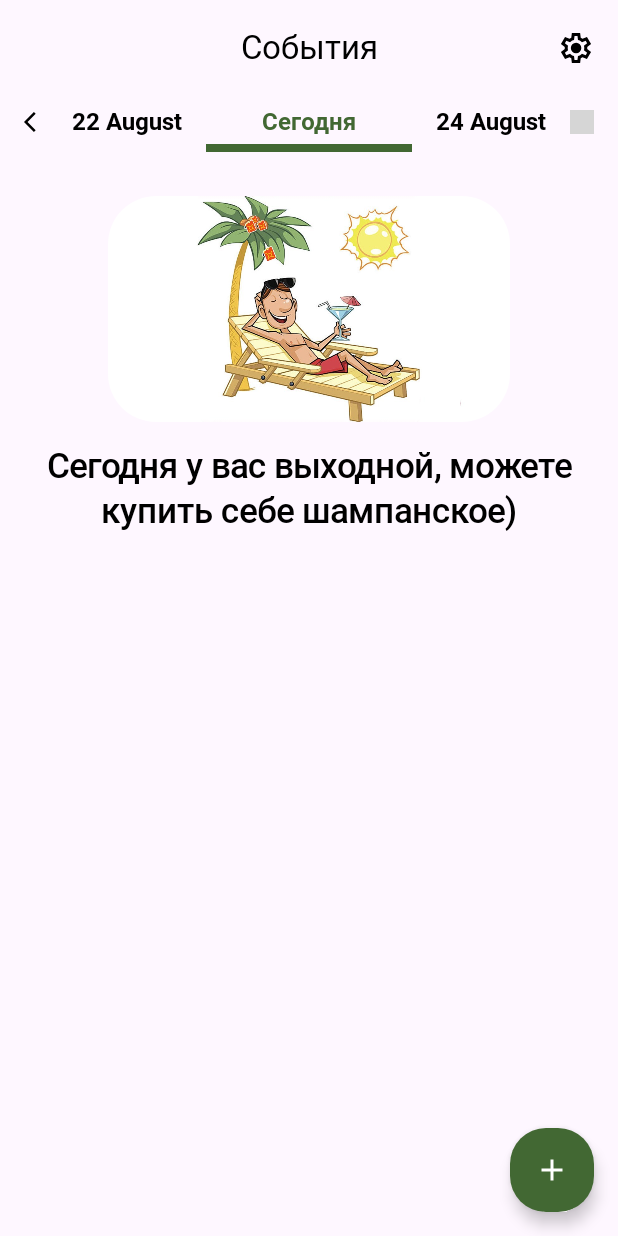
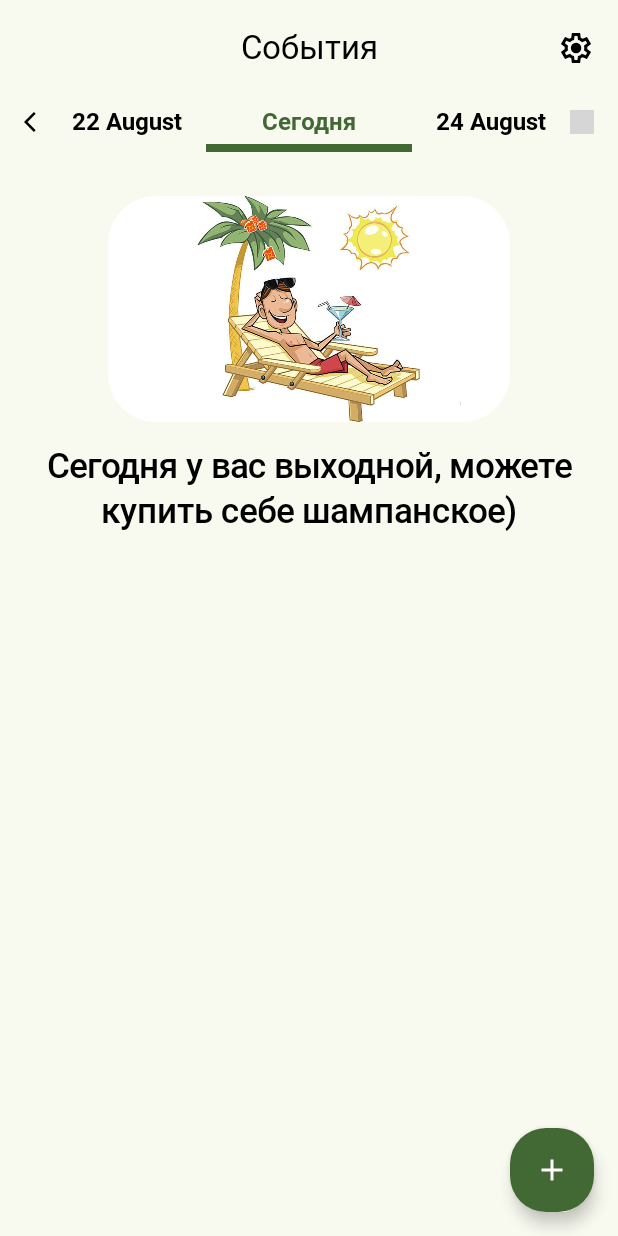
Before and after one commit to DmitryTsyvtsyn/Fluently, an Android app built with Jetpack Compose: the screen it shows after launch (MainActivity), on a phone screen of 412 x 824 dp. Run offline under Robolectric (Android 15) with nearby library versions, the phone set to English and light mode, and no system bars; our stand-ins replace Room's generated code; grey boxes are pictures that could not be loaded.

Commit message:
added FluentlyScaffold and FluentlyCenterAlignedTopAppBar composables; created secondaryContainerColor theme parameter; changed colors for ThemeColorVariant's

```diff
--- a/core/src/main/kotlin/io/github/dmitrytsyvtsyn/fluently/core/theme/Colors.kt
+++ b/core/src/main/kotlin/io/github/dmitrytsyvtsyn/fluently/core/theme/Colors.kt
@@ -7,6 +7,7 @@ data class Colors(
     val primaryColor: Color = Color.Unspecified,
     val primaryContainerColor: Color,
     val secondaryColor: Color,
+    val secondaryContainerColor: Color,
     val onPrimaryColor: Color,
     val backgroundColor: Color,
     val primaryTextColor: Color,
@@ -17,6 +18,7 @@ data class Colors(
             primaryColor = Color(0xFF426833),
             primaryContainerColor = Color(0xFFC3EFAD),
             secondaryColor = Color(0xFFA8D293),
+            secondaryContainerColor = Color(0xFFE7E7E7),
             onPrimaryColor = Color(0xFFFFFFFF),
             backgroundColor = Color(0xFFF8FAF0),
             primaryTextColor = Color(0xFF000000),
@@ -26,7 +28,8 @@ data class Colors(
             primaryColor = Color(0xFFA8D293),
             primaryContainerColor = Color(0xFF2B4F1E),
             secondaryColor = Color(0xFF426833),
-            onPrimaryColor = Color(0xFF153809),
+            secondaryContainerColor = Color(0xFF303030),
+            onPrimaryColor = Color(0xFFFFFFFF),
             backgroundColor = Color(0xFF11140F),
             primaryTextColor = Color(0xFFFFFFFF),
             errorColor = Color(0xFFFFB4AB)
--- /dev/null
+++ b/core/src/main/kotlin/io/github/dmitrytsyvtsyn/fluently/core/theme/composables/FluenltyCenterAlignedTopAppBar.kt
@@ -0,0 +1,36 @@
+package io.github.dmitrytsyvtsyn.fluently.core.theme.composables
+
+import androidx.compose.foundation.layout.RowScope
+import androidx.compose.foundation.layout.WindowInsets
+import androidx.compose.material3.CenterAlignedTopAppBar
+import androidx.compose.material3.ExperimentalMaterial3Api
+import androidx.compose.material3.TopAppBarColors
+import androidx.compose.material3.TopAppBarDefaults
+import androidx.compose.material3.TopAppBarScrollBehavior
+import androidx.compose.runtime.Composable
+import androidx.compose.ui.Modifier
+import io.github.dmitrytsyvtsyn.fluently.core.theme.FluentlyTheme
+
+@OptIn(ExperimentalMaterial3Api::class)
+@Composable
+fun FluentlyCenterAlignedTopAppBar(
+    title: @Composable () -> Unit,
+    modifier: Modifier = Modifier,
+    navigationIcon: @Composable () -> Unit = {},
+    actions: @Composable RowScope.() -> Unit = {},
+    windowInsets: WindowInsets = TopAppBarDefaults.windowInsets,
+    colors: TopAppBarColors = TopAppBarDefaults.centerAlignedTopAppBarColors(
+        containerColor = FluentlyTheme.colors.backgroundColor
+    ),
+    scrollBehavior: TopAppBarScrollBehavior? = null
+) {
+    CenterAlignedTopAppBar(
+        title = title,
+        modifier = modifier,
+        navigationIcon = navigationIcon,
+        actions = actions,
+        windowInsets = windowInsets,
+        colors = colors,
+        scrollBehavior = scrollBehavior
+    )
+}
--- /dev/null
+++ b/core/src/main/kotlin/io/github/dmitrytsyvtsyn/fluently/core/theme/composables/FluentlyScaffold.kt
@@ -0,0 +1,39 @@
+package io.github.dmitrytsyvtsyn.fluently.core.theme.composables
+
+import androidx.compose.foundation.layout.PaddingValues
+import androidx.compose.foundation.layout.WindowInsets
+import androidx.compose.material3.FabPosition
+import androidx.compose.material3.Scaffold
+import androidx.compose.material3.ScaffoldDefaults
+import androidx.compose.material3.contentColorFor
+import androidx.compose.runtime.Composable
+import androidx.compose.ui.Modifier
+import androidx.compose.ui.graphics.Color
+import io.github.dmitrytsyvtsyn.fluently.core.theme.FluentlyTheme
+
+@Composable
+fun FluentlyScaffold(
+    modifier: Modifier = Modifier,
+    topBar: @Composable () -> Unit = {},
+    bottomBar: @Composable () -> Unit = {},
+    snackbarHost: @Composable () -> Unit = {},
+    floatingActionButton: @Composable () -> Unit = {},
+    floatingActionButtonPosition: FabPosition = FabPosition.End,
+    containerColor: Color = FluentlyTheme.colors.backgroundColor,
+    contentColor: Color = contentColorFor(containerColor),
+    contentWindowInsets: WindowInsets = ScaffoldDefaults.contentWindowInsets,
+    content: @Composable (PaddingValues) -> Unit
+) {
+    Scaffold(
+        modifier = modifier,
+        topBar = topBar,
+        bottomBar = bottomBar,
+        snackbarHost = snackbarHost,
+        floatingActionButton = floatingActionButton,
+        floatingActionButtonPosition = floatingActionButtonPosition,
+        containerColor = containerColor,
+        contentColor = contentColor,
+        contentWindowInsets = contentWindowInsets,
+        content = content
+    )
+}
--- a/core/src/main/kotlin/io/github/dmitrytsyvtsyn/fluently/core/theme_settings_screen/models/ThemeColorVariant.kt
+++ b/core/src/main/kotlin/io/github/dmitrytsyvtsyn/fluently/core/theme_settings_screen/models/ThemeColorVariant.kt
@@ -10,26 +10,36 @@ enum class ThemeColorVariant(val lightColors: Colors, val darkColors: Colors) {
     ),
     BLUE(
         lightColors = Colors.Light.copy(
-            primaryColor = Color(0xff55679C)
+            primaryColor = Color(0xFF55679C),
+            primaryContainerColor = Color(0xFF879FE6),
+            secondaryColor = Color(0xFF879FE6)
         ),
         darkColors = Colors.Dark.copy(
-            primaryColor = Color(0xff55679C)
+            primaryColor = Color(0xFF55679C),
+            primaryContainerColor = Color(0xFF879FE6),
+            secondaryColor = Color(0xFF879FE6)
         )
     ),
     LIGHT_RED(
         lightColors = Colors.Light.copy(
-            primaryColor = Color(0xffFF8A8A)
+            primaryColor = Color(0xFFFF8A8A),
+            primaryContainerColor = Color(0xFFF0BBBB),
+            secondaryColor = Color(0xFFF0BBBB)
         ),
         darkColors = Colors.Dark.copy(
-            primaryColor = Color(0xffFF8A8A)
+            primaryColor = Color(0xFFFF8A8A),
+            primaryContainerColor = Color(0xFFB54C4C),
+            secondaryColor = Color(0xFFF0BBBB)
         )
     ),
     DARK_PURPLE(
         lightColors = Colors.Light.copy(
-            primaryColor = Color(0xff2E073F)
+            primaryColor = Color(0xFF2E073F),
+            primaryContainerColor = Color(0xFFb921fc),
+            secondaryColor = Color(0xFFb921fc)
         ),
         darkColors = Colors.Dark.copy(
-            primaryColor = Color(0xff2E073F)
+            primaryColor = Color(0xFF2E073F)
         )
     ),
 }
--- a/happening_list/src/main/kotlin/io/github/dmitrytsyvtsyn/fluently/happening_list/HappeningListScreen.kt
+++ b/happening_list/src/main/kotlin/io/github/dmitrytsyvtsyn/fluently/happening_list/HappeningListScreen.kt
@@ -9,10 +9,8 @@ import androidx.compose.foundation.layout.fillMaxSize
 import androidx.compose.foundation.layout.padding
 import androidx.compose.foundation.pager.HorizontalPager
 import androidx.compose.foundation.pager.PagerState
-import androidx.compose.material3.CenterAlignedTopAppBar
 import androidx.compose.material3.ExperimentalMaterial3Api
 import androidx.compose.material3.Icon
-import androidx.compose.material3.Scaffold
 import androidx.compose.runtime.Composable
 import androidx.compose.runtime.DisposableEffect
 import androidx.compose.runtime.LaunchedEffect
@@ -37,8 +35,10 @@ import io.github.dmitrytsyvtsyn.fluently.core.navigation.LocalNavController
 import io.github.dmitrytsyvtsyn.fluently.core.navigation.ThemeSettingsDestination
 import io.github.dmitrytsyvtsyn.fluently.core.navigation.navigate
 import io.github.dmitrytsyvtsyn.fluently.core.theme.FluentlyTheme
+import io.github.dmitrytsyvtsyn.fluently.core.theme.composables.FluentlyCenterAlignedTopAppBar
 import io.github.dmitrytsyvtsyn.fluently.core.theme.composables.FluentlyFloatingActionButton
 import io.github.dmitrytsyvtsyn.fluently.core.theme.composables.FluentlyIconButton
+import io.github.dmitrytsyvtsyn.fluently.core.theme.composables.FluentlyScaffold
 import io.github.dmitrytsyvtsyn.fluently.core.theme.composables.FluentlyText
 import io.github.dmitrytsyvtsyn.fluently.happening_detail.navigation.HappeningDetailDestination
 import io.github.dmitrytsyvtsyn.fluently.happening_list.composables.HappeningEmptyList
@@ -121,10 +121,11 @@ internal fun HappeningListScreen() {
         }
     }
 
-    Scaffold(
+    FluentlyScaffold(
         modifier = Modifier.fillMaxSize(),
+        containerColor = FluentlyTheme.colors.backgroundColor,
         topBar = {
-            CenterAlignedTopAppBar(
+            FluentlyCenterAlignedTopAppBar(
                 title = {
                     FluentlyText(
                         text = stringResource(id = R.string.interviews),
--- a/happening_pickers/src/main/kotlin/io/github/dmitrytsyvtsyn/fluently/happening_pickers/time/HappeningTimePicker.kt
+++ b/happening_pickers/src/main/kotlin/io/github/dmitrytsyvtsyn/fluently/happening_pickers/time/HappeningTimePicker.kt
@@ -5,6 +5,7 @@ import androidx.compose.foundation.layout.Spacer
 import androidx.compose.foundation.layout.fillMaxWidth
 import androidx.compose.foundation.layout.padding
 import androidx.compose.foundation.layout.size
+import androidx.compose.material3.DatePickerDefaults
 import androidx.compose.material3.DatePickerDialog
 import androidx.compose.material3.ExperimentalMaterial3Api
 import androidx.compose.material3.Text
@@ -85,7 +86,10 @@ internal fun HappeningTimePicker(
             FluentlyTextButton(onClick = dismiss) {
                 Text(stringResource(id = CoreRes.string.cancel))
             }
-        }
+        },
+        colors = DatePickerDefaults.colors(
+            containerColor = FluentlyTheme.colors.backgroundColor
+        )
     ) {
         Column(
             modifier = Modifier.padding(horizontal = 16.dp, vertical = 24.dp),
```
Also changed, not shown: core/src/main/kotlin/io/github/dmitrytsyvtsyn/fluently/core/theme/composables/FluentlyTextField.kt (+9 -2 lines), core/src/main/kotlin/io/github/dmitrytsyvtsyn/fluently/core/theme_settings_screen/ThemeSettingsScreen.kt (+4 -4 lines), happening_detail/src/main/kotlin/io/github/dmitrytsyvtsyn/fluently/happening_detail/HappeningDetailScreen.kt (+4 -4 lines), happening_pickers/src/main/kotlin/io/github/dmitrytsyvtsyn/fluently/happening_pickers/date/HappeningDatePicker.kt (+5 -2 lines).
